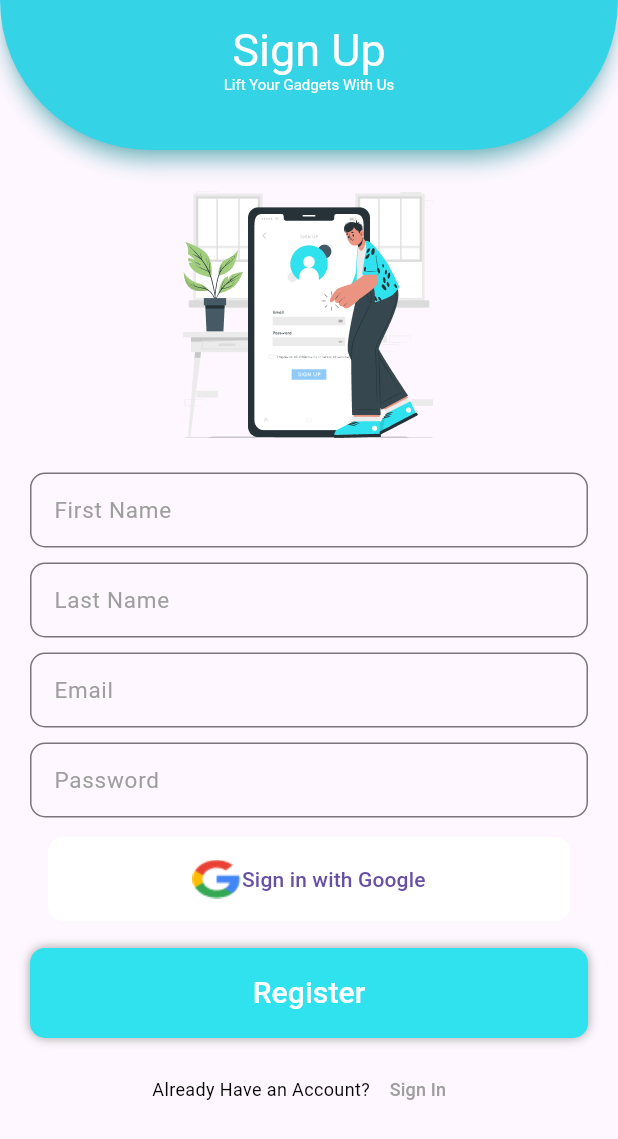
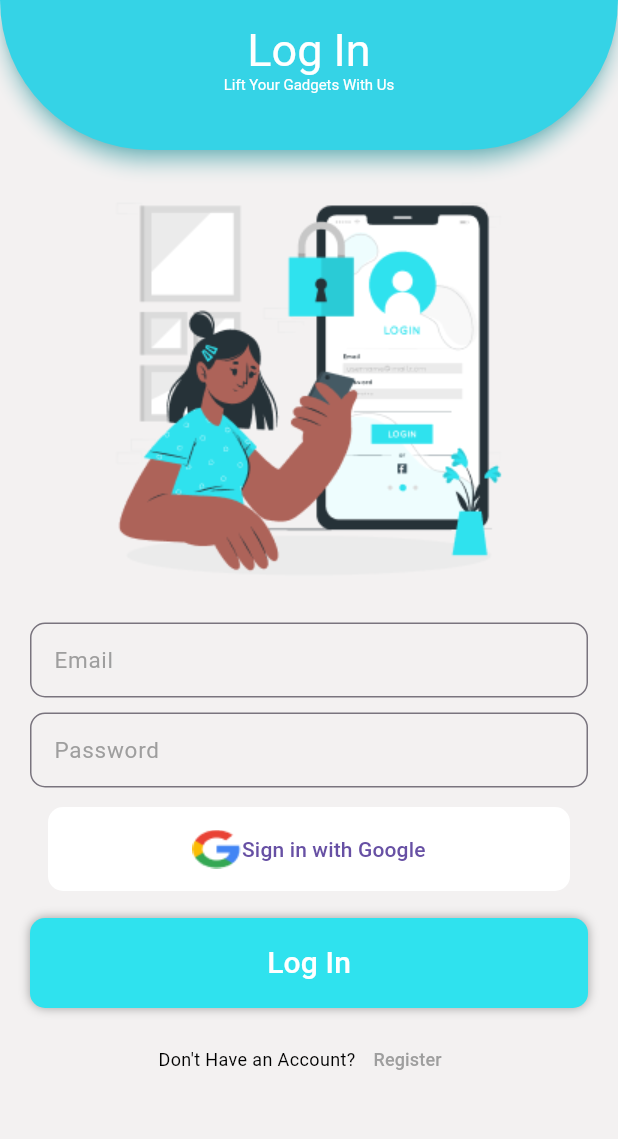
Before and after one commit to younes-damouna/gad-lift, a Flutter app: the screen it shows after launch, on a phone screen of 412 x 824 dp. Shown: the top 1139 px of the screen. Run offline on Flutter 3.47's test engine with Material 3 defaults, Android fonts, the phone set to English and light mode, and no system bars; our stand-ins replace dio, google_fonts.

Commit message:
frontend: implemented login

```diff
--- a/mobile_app/lib/helpers/api/services/auth.service.dart
+++ b/mobile_app/lib/helpers/api/services/auth.service.dart
@@ -11,7 +11,7 @@ abstract class AuthService {
         "email": email,
         "password": password,
       });
-      log(response as String);
+      log('response: $response');
     } on DioException catch (e) {
       log(e as String);
     }
--- a/mobile_app/lib/main.dart
+++ b/mobile_app/lib/main.dart
@@ -94,8 +94,8 @@ class _MainAppState extends State<MainApp> {
         body: PageView(
           children: const [
             // WelcomeScreen(),
-            RegisterScreen(),
-            // LoginScreen(),
+            // RegisterScreen(),
+            LoginScreen(),
             // ProfileScreen(),
             // DashboardScreen(),
             // SettingsScreen(),
--- a/mobile_app/lib/screens/auth/login.screen.dart
+++ b/mobile_app/lib/screens/auth/login.screen.dart
@@ -1,4 +1,5 @@
 import 'package:flutter/material.dart';
+import 'package:mobile_app/helpers/api/services/auth.service.dart';
 import 'package:mobile_app/widgets/app_bar.widget.dart';
 import 'package:mobile_app/widgets/common/input.widget.dart';
 import 'package:mobile_app/widgets/common/primary_button.widget.dart';
@@ -12,7 +13,7 @@ class LoginScreen extends StatefulWidget {
 }
 
 class _LoginScreenState extends State<LoginScreen> {
-  TextEditingController emailCoontroller = TextEditingController();
+  TextEditingController emailController = TextEditingController();
 
   TextEditingController passwordNameController = TextEditingController();
   @override
@@ -34,7 +35,7 @@ class _LoginScreenState extends State<LoginScreen> {
                       // colorBlendMode: BlendMode.colorBurn,
                     ),
                     InputGroup(
-                      controller: emailCoontroller,
+                      controller: emailController,
                       title: 'Email',
                       secure: false,
                       icon: Icons.person_2_outlined,
@@ -75,12 +76,17 @@ class _LoginScreenState extends State<LoginScreen> {
                                 const Text('Sign in with Google')
                               ]),
                         )),
-                    // const PrimaryButton(
-                    //   text: 'Log In',
-                    //   color: Colors.white,
-                    //   bgColor: Color(0xFF2FE2EE),
-                    //   handlePress: () {},
-                    // ),
+                    PrimaryButton(
+                      text: 'Log In',
+                      color: Colors.white,
+                      bgColor: const Color(0xFF2FE2EE),
+                      handlePress: () async {
+                        await AuthService.login(
+                          emailController.text,
+                          passwordNameController.text,
+                        );
+                      },
+                    ),
                     Row(
                       mainAxisAlignment: MainAxisAlignment.center,
                       children: [
```
